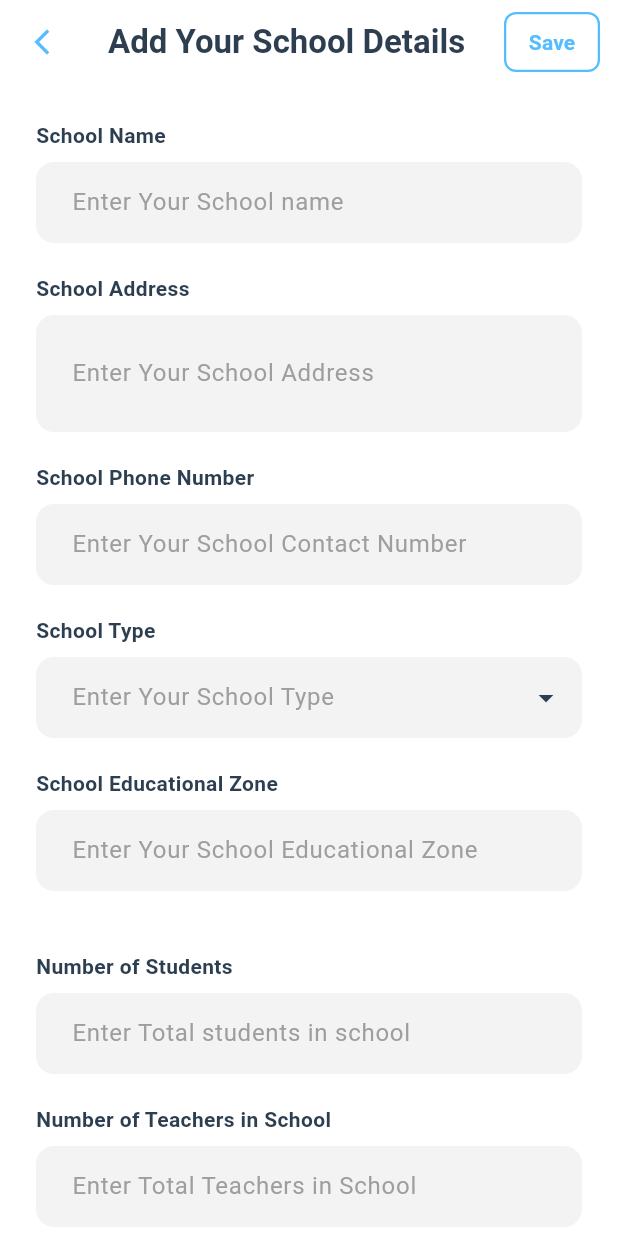
After one commit to Vihanga-manodhya/buildCare-app, a Flutter app: the AddSchoolDetailsScreen screen opened directly, on a phone screen of 412 x 824 dp. The commit adds this screen. Shown: the top 1233 px of the screen. Run offline on Flutter 3.47's test engine with Material 3 defaults, Android fonts, the phone set to English and light mode, and no system bars.

Commit message:
update
create add school details form

```diff
--- /dev/null
+++ b/lib/Principal/add_school_details_screen.dart
@@ -0,0 +1,384 @@
+import 'package:flutter/material.dart';
+
+// --- Color Palette for consistency (Updated to match request) ---
+const Color darkBackgroundColor = Color(0xFFEDEDED); // Original light grey (used for borders/dividers)
+const Color formFieldFillColor = Color(0xFFF3F3F3); // New requested text field background color
+const Color cardBackgroundColor = Color(0xFFFFFFFF); // Main form background color (White)
+const Color primaryBlue = Color(0xFF53BDFF);
+const Color darkTextColor = Color(0xFF2C3E50); // Black for dropdown icon, text, etc.
+const Color greyTextColor = Colors.grey;
+const Color sectionHeaderColor = Color(0xFF53BDFF);
+
+class AddSchoolDetailsScreen extends StatefulWidget {
+  const AddSchoolDetailsScreen({super.key});
+
+  @override
+  State<AddSchoolDetailsScreen> createState() => _AddSchoolDetailsScreenState();
+}
+
+class _AddSchoolDetailsScreenState extends State<AddSchoolDetailsScreen> {
+  final _formKey = GlobalKey<FormState>();
+
+  // Controllers for text fields
+  final TextEditingController _schoolNameController = TextEditingController();
+  final TextEditingController _addressController = TextEditingController();
+  final TextEditingController _phoneNumberController = TextEditingController();
+  final TextEditingController _educationalZoneController = TextEditingController();
+  final TextEditingController _studentsController = TextEditingController();
+  final TextEditingController _teachersController = TextEditingController();
+  final TextEditingController _nonAcademicStaffController = TextEditingController();
+
+  // State for dropdown (School Type)
+  String? _selectedSchoolType;
+  final List<String> _schoolTypes = ['National School', 'Provincial Government', 'Private School', 'Other'];
+
+  // State for Checkboxes (Infrastructure Components)
+  Map<String, bool> _infrastructure = {
+    'Electricity': false,
+    'Water Supply': false,
+    'Sanitation': false,
+    'Communication Facilities': false,
+  };
+
+  @override
+  void dispose() {
+    _schoolNameController.dispose();
+    _addressController.dispose();
+    _phoneNumberController.dispose();
+    _educationalZoneController.dispose();
+    _studentsController.dispose();
+    _teachersController.dispose();
+    _nonAcademicStaffController.dispose();
+    super.dispose();
+  }
+
+  // Handle form submission logic
+  void _submitForm() {
+    if (_formKey.currentState!.validate()) {
+      // Logic for saving data (e.g., to Firestore) goes here
+
+      ScaffoldMessenger.of(context).showSnackBar(
+        const SnackBar(
+          content: Text('School Details Submitted Successfully!'),
+          backgroundColor: primaryBlue,
+        ),
+      );
+
+      _formKey.currentState!.reset();
+      setState(() {
+        _selectedSchoolType = null;
+        _infrastructure = {
+          'Electricity': false,
+          'Water Supply': false,
+          'Sanitation': false,
+          'Communication Facilities': false,
+        };
+      });
+    }
+  }
+
+  // Custom TextField Builder Widget (Icons removed, focused border removed, new fill color)
+  Widget _buildTextField({
+    required TextEditingController controller,
+    required String labelText,
+    TextInputType keyboardType = TextInputType.text,
+    int maxLines = 1,
+  }) {
+    return Column(
+      crossAxisAlignment: CrossAxisAlignment.start,
+      children: [
+        Padding(
+          padding: const EdgeInsets.only(bottom: 8.0),
+          child: Text(
+            labelText.split('(').first.trim(),
+            style: const TextStyle(fontWeight: FontWeight.bold, color: darkTextColor),
+          ),
+        ),
+        TextFormField(
+          controller: controller,
+          maxLines: maxLines,
+          keyboardType: keyboardType,
+          decoration: InputDecoration(
+            labelText: labelText.contains('(') ? labelText.split('(').last.replaceAll(')', '').trim() : labelText,
+            labelStyle: const TextStyle(color: greyTextColor),
+            fillColor: formFieldFillColor, // Updated fill color
+            filled: true,
+            contentPadding: const EdgeInsets.symmetric(horizontal: 20, vertical: 15),
+
+            // Border styling (flat look with no focus outline)
+            border: OutlineInputBorder(
+              borderRadius: BorderRadius.circular(12),
+              borderSide: BorderSide.none,
+            ),
+            enabledBorder: OutlineInputBorder(
+              borderRadius: BorderRadius.circular(12),
+              borderSide: BorderSide.none,
+            ),
+            focusedBorder: OutlineInputBorder(
+              borderRadius: BorderRadius.circular(12),
+              borderSide: BorderSide.none, // Removed the blue outline as requested
+            ),
+            errorBorder: OutlineInputBorder(
+              borderRadius: BorderRadius.circular(12),
+              borderSide: const BorderSide(color: Colors.red, width: 2),
+            ),
+            focusedErrorBorder: OutlineInputBorder(
+              borderRadius: BorderRadius.circular(12),
+              borderSide: const BorderSide(color: Colors.red, width: 2),
+            ),
+          ),
+          validator: (value) {
+            if (value == null || value.trim().isEmpty) {
+              return 'This field is required.';
+            }
+            return null;
+          },
+          style: const TextStyle(color: darkTextColor),
+        ),
+      ],
+    );
+  }
+
+  // Custom Dropdown Builder Widget (Icon black, focused border removed, new fill color)
+  Widget _buildDropdownField({
+    required String labelText,
+    required String? value,
+    required List<String> items,
+    required void Function(String?) onChanged,
+  }) {
+    return Column(
+      crossAxisAlignment: CrossAxisAlignment.start,
+      children: [
+        Padding(
+          padding: const EdgeInsets.only(bottom: 8.0),
+          child: Text(
+            labelText.split('(').first.trim(),
+            style: const TextStyle(fontWeight: FontWeight.bold, color: darkTextColor),
+          ),
+        ),
+        DropdownButtonFormField<String>(
+          value: value,
+          decoration: InputDecoration(
+            labelText: labelText.contains('(') ? labelText.split('(').last.replaceAll(')', '').trim() : labelText,
+            labelStyle: const TextStyle(color: greyTextColor),
+            fillColor: formFieldFillColor, // Updated fill color
+            filled: true,
+            contentPadding: const EdgeInsets.symmetric(horizontal: 20, vertical: 15),
+            // Border styling consistent with text fields
+            border: OutlineInputBorder(
+              borderRadius: BorderRadius.circular(12),
+              borderSide: BorderSide.none,
+            ),
+            enabledBorder: OutlineInputBorder(
+              borderRadius: BorderRadius.circular(12),
+              borderSide: BorderSide.none,
+            ),
+            focusedBorder: OutlineInputBorder(
+              borderRadius: BorderRadius.circular(12),
+              borderSide: BorderSide.none, // Removed the blue outline
+            ),
+            errorBorder: OutlineInputBorder(
+              borderRadius: BorderRadius.circular(12),
+              borderSide: const BorderSide(color: Colors.red, width: 2),
+            ),
+            focusedErrorBorder: OutlineInputBorder(
+              borderRadius: BorderRadius.circular(12),
+              borderSide: const BorderSide(color: Colors.red, width: 2),
+            ),
+          ),
+          icon: const Icon(Icons.arrow_drop_down, color: darkTextColor), // Updated icon color to black
+          isExpanded: true,
+          style: const TextStyle(color: darkTextColor),
+          items: items.map<DropdownMenuItem<String>>((String item) {
+            return DropdownMenuItem<String>(
+              value: item,
+              child: Text(item, style: const TextStyle(color: darkTextColor)),
+            );
+          }).toList(),
+          onChanged: onChanged,
+          validator: (value) => value == null ? 'Please select a School Type.' : null,
+        ),
+      ],
+    );
+  }
+
+  // Custom Infrastructure Checkbox Section (Updated background color)
+  Widget _buildInfrastructureSection() {
+    return Column(
+      crossAxisAlignment: CrossAxisAlignment.start,
+      children: [
+        const Text(
+          'Infrastructure Components',
+          style: TextStyle(
+            fontSize: 16,
+            fontWeight: FontWeight.bold,
+            color: darkTextColor,
+          ),
+        ),
+        const SizedBox(height: 10),
+        Container(
+          padding: const EdgeInsets.all(16),
+          decoration: BoxDecoration(
+            color: formFieldFillColor, // Match text field background (F3F3F3)
+            borderRadius: BorderRadius.circular(12),
+            border: Border.all(color: darkBackgroundColor, width: 1),
+          ),
+          child: Column(
+            children: _infrastructure.keys.map((String key) {
+              return CheckboxListTile(
+                title: Text(key, style: const TextStyle(color: darkTextColor)),
+                value: _infrastructure[key],
+                onChanged: (bool? value) {
+                  setState(() {
+                    _infrastructure[key] = value!;
+                  });
+                },
+                activeColor: primaryBlue,
+                checkColor: cardBackgroundColor,
+                controlAffinity: ListTileControlAffinity.trailing,
+                contentPadding: EdgeInsets.zero,
+              );
+            }).toList(),
+          ),
+        ),
+      ],
+    );
+  }
+
+  @override
+  Widget build(BuildContext context) {
+    return Scaffold(
+      backgroundColor: cardBackgroundColor, // Main Scaffold background is white
+      appBar: AppBar(
+        // AppBar Background set to White
+        backgroundColor: cardBackgroundColor,
+        elevation: 0.0, // Changed to 0.0 for a flatter white look
+        // Back Icon (iOS style chevron) and color set to blue
+        leading: IconButton(
+          icon: const Icon(Icons.arrow_back_ios_new, color: primaryBlue, size: 20), // Changed to iOS style back icon
+          onPressed: () {
+            // Placeholder for back navigation logic (e.g., Navigator.pop(context))
+            if (Navigator.canPop(context)) {
+              Navigator.pop(context);
+            }
+          },
+        ),
+        title: const Text(
+          'Add Your School Details',
+          style: TextStyle(color: darkTextColor, fontWeight: FontWeight.bold),
+        ),
+        centerTitle: false,
+        actions: [
+          Padding(
+            padding: const EdgeInsets.only(right: 12.0),
+            child: OutlinedButton(
+              onPressed: _submitForm,
+              style: OutlinedButton.styleFrom(
+                side: const BorderSide(color: primaryBlue, width: 1.5),
+                shape: RoundedRectangleBorder(
+                  borderRadius: BorderRadius.circular(8),
+                ),
+                padding: const EdgeInsets.symmetric(horizontal: 16, vertical: 0),
+              ),
+              child: const Text(
+                'Save',
+                style: TextStyle(
+                  color: primaryBlue,
+                  fontWeight: FontWeight.bold
+                )
+              )
+            ),
+          ),
+        ],
+      ),
+      body: Container(
+        color: cardBackgroundColor, // Body container color changed to white
+        child: SingleChildScrollView(
+          padding: const EdgeInsets.all(24.0),
+          child: Form(
+            key: _formKey,
+            child: Column(
+              crossAxisAlignment: CrossAxisAlignment.stretch,
+              children: <Widget>[
+                // 1. School Name
+                _buildTextField(
+                  controller: _schoolNameController,
+                  labelText: 'School Name (Enter Your School name)',
+                ),
+                const SizedBox(height: 20),
+
+                // 2. School Address
+                _buildTextField(
+                  controller: _addressController,
+                  labelText: 'School Address (Enter Your School Address)',
+                  maxLines: 2,
+                ),
+                const SizedBox(height: 20),
+
+                // 3. School Phone Number
+                _buildTextField(
+                  controller: _phoneNumberController,
+                  labelText: 'School Phone Number (Enter Your School Contact Number)',
+                  keyboardType: TextInputType.phone,
+                ),
+                const SizedBox(height: 20),
+
+                // 4. School Type (Dropdown)
+                _buildDropdownField(
+                  labelText: 'School Type (Enter Your School Type)',
+                  value: _selectedSchoolType,
+                  items: _schoolTypes,
+                  onChanged: (newValue) {
+                    setState(() {
+                      _selectedSchoolType = newValue;
+                    });
+                  },
+                ),
+                const SizedBox(height: 20),
+
+                // 5. School Educational Zone
+                _buildTextField(
+                  controller: _educationalZoneController,
+                  labelText: 'School Educational Zone (Enter Your School Educational Zone)',
+                ),
+                const SizedBox(height: 40),
+
+                // --- Staff/Student Numbers Section ---
+
+                // 6. Number of Students
+                _buildTextField(
+                  controller: _studentsController,
+                  labelText: 'Number of Students (Enter Total students in school)',
+                  keyboardType: TextInputType.number,
+                ),
+                const SizedBox(height: 20),
+
+                // 7. Number of Teachers
+                _buildTextField(
+                  controller: _teachersController,
+                  labelText: 'Number of Teachers in School (Enter Total Teachers in School)',
+                  keyboardType: TextInputType.number,
+                ),
+                const SizedBox(height: 20),
+
+                // 8. Number of Non-Academic Staff
+                _buildTextField(
+                  controller: _nonAcademicStaffController,
+                  labelText: 'Number of NonAcademic Staff (Enter Total Number of NonAcadamic Staff)',
+                  keyboardType: TextInputType.number,
+                ),
+                const SizedBox(height: 40),
+
+                // 9. Infrastructure Components (Checkboxes)
+                _buildInfrastructureSection(),
+
+                const SizedBox(height: 40),
+
+              ],
+            ),
+          ),
+        ),
+      ),
+    );
+  }
+}
--- a/lib/Principal/dashboard_screen.dart
+++ b/lib/Principal/dashboard_screen.dart
@@ -1,6 +1,7 @@
 import 'package:flutter/material.dart';
-// 1. Import the new screen file
+// 1. Import the two new screen files
 import 'add_building_issues_screen.dart';
+import 'add_school_details_screen.dart';
 
 class DashboardScreen extends StatelessWidget {
   const DashboardScreen({super.key});
@@ -56,7 +57,7 @@ class DashboardScreen extends StatelessWidget {
                     date: '2025-09-09',
                     location: 'Colombo',
                   ),
-                  const SizedBox(height: 12.0),
+                  SizedBox(height: 12.0),
                   ReportedIssueCard(
                     schoolName: 'Thurstan Collage',
                     issue: 'Damaged Roof',
@@ -150,22 +151,29 @@ class DashboardScreen extends StatelessWidget {
       padding: const EdgeInsets.symmetric(horizontal: 24.0),
       child: Column(
         children: [
-          // Card 1: Add Your School Details (No navigation provided for this)
-          const CardTile(
+          // Card 1: Add Your School Details (Navigation added here)
+          CardTile(
             icon: Icons.add_circle_outline,
             title: 'Add Your School Details',
             iconSize: defaultCategoryIconSize,
+            onTap: () {
+              // --- NAVIGATION CODE for Add School Details ---
+              Navigator.push(
+                context,
+                MaterialPageRoute(builder: (context) => const AddSchoolDetailsScreen()),
+              );
+            },
           ),
 
           const SizedBox(height: 12.0),
 
-          // Card 2: Add Building Issues (Navigation added here)
+          // Card 2: Add Building Issues (Existing Navigation)
           CardTile(
             icon: Icons.construction,
             title: 'Add Building Issues',
             iconSize: defaultCategoryIconSize,
             onTap: () {
-              // --- NAVIGATION CODE ---
+              // --- NAVIGATION CODE for Add Building Issues ---
               Navigator.push(
                 context,
                 MaterialPageRoute(builder: (context) => const AddBuildingIssuesScreen()),
```
